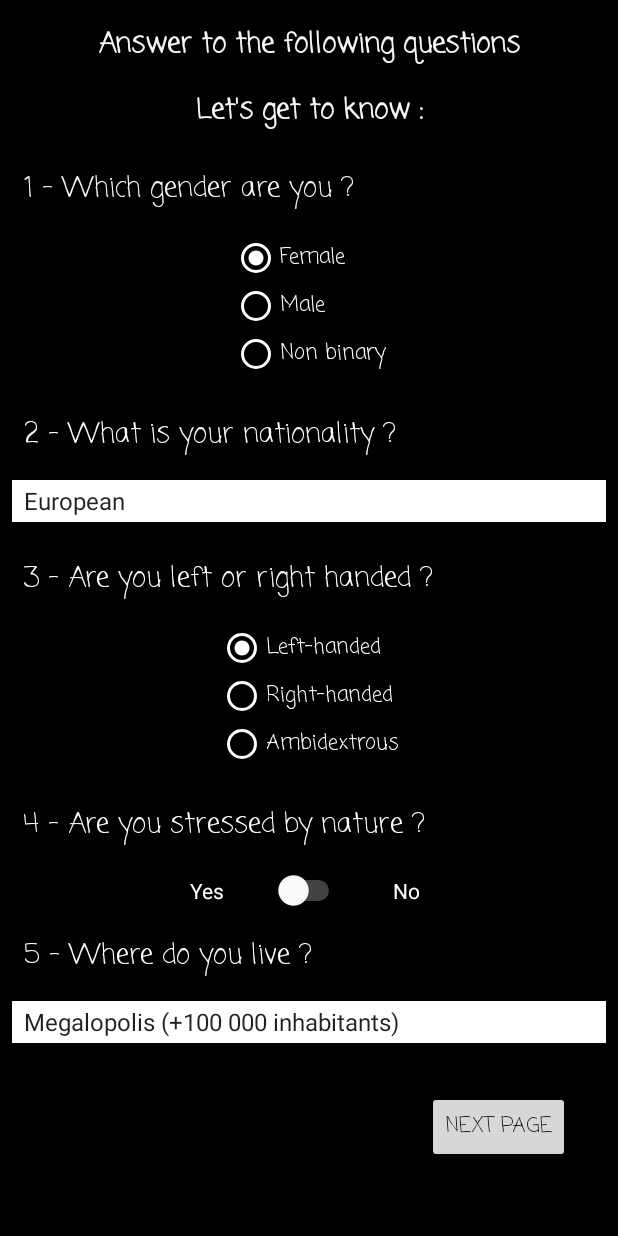
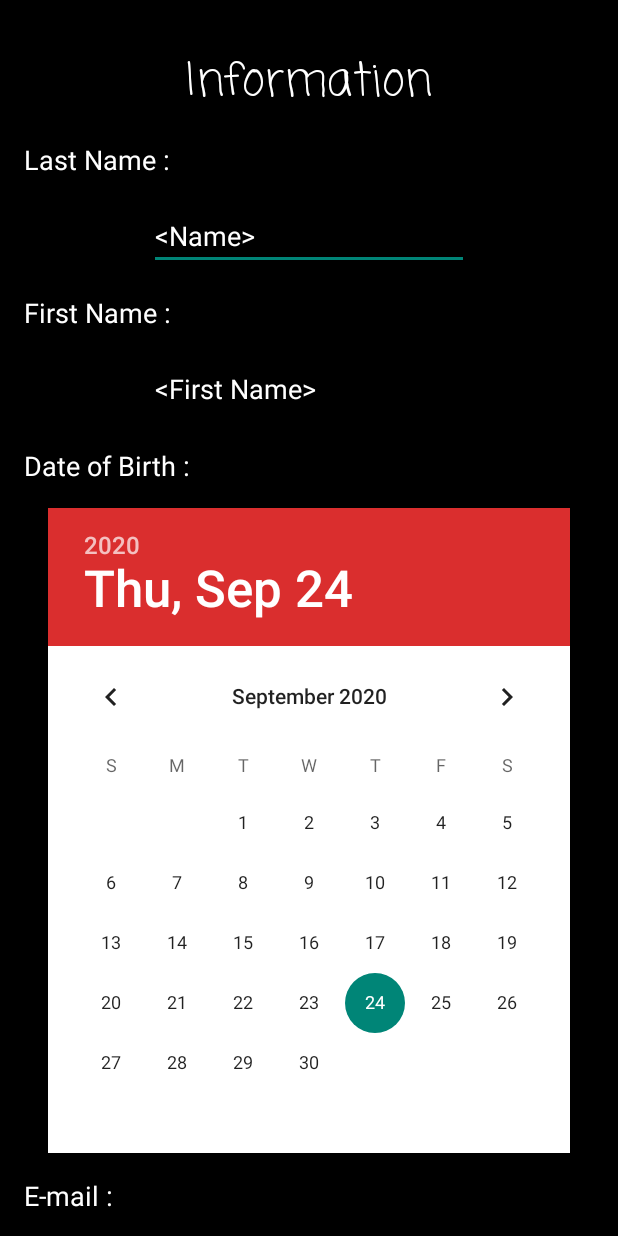
Before and after one commit to simonpayraudeau/FilRouge, an Android app: the screen it shows after launch (AboutYou before the commit, Renseignement after it), after a tap on "START", on a phone screen of 412 x 824 dp. Run offline under Robolectric (Android 15) with nearby library versions, the phone set to English and light mode, and no system bars.

Commit message:
page information

```diff
--- a/app/src/main/java/up/gphy/filrouge/MainActivity.java
+++ b/app/src/main/java/up/gphy/filrouge/MainActivity.java
@@ -24,7 +24,7 @@ public class MainActivity extends AppCompatActivity {
 
     public void doConnect(View view) {
         Log.d(TAG,"do connect");
-        Intent intent = new Intent(this, AboutYou.class);
+        Intent intent = new Intent(this, Renseignement.class);
         startActivity(intent);
     }
 }
--- /dev/null
+++ b/app/src/main/java/up/gphy/filrouge/Renseignement.java
@@ -0,0 +1,52 @@
+package up.gphy.filrouge;
+
+import android.content.Intent;
+import android.os.Bundle;
+import android.util.Log;
+import android.view.View;
+import android.widget.Button;
+import android.widget.DatePicker;
+import android.widget.EditText;
+import android.widget.TextView;
+
+import androidx.appcompat.app.AppCompatActivity;
+
+public class Renseignement extends AppCompatActivity {
+
+    public static String TAG = "Renseignement"; // Identifiant pour les messages de log
+
+    private TextView txtNom;
+    private TextView txtPrenom;
+    private TextView txtNaissance;
+    private TextView txtMail;
+    private TextView txtTitre;
+    private EditText edtNom;
+    private EditText edtPrenom;
+    private EditText edtMail;
+    private DatePicker dpDate;
+    private Button btnStart;
+
+    @Override
+    protected void onCreate(Bundle savedInstanceState) {
+        super.onCreate(savedInstanceState);
+        setContentView(R.layout.activity_renseignement);
+
+        txtNom = findViewById(R.id.txtNom);
+        txtPrenom = findViewById(R.id.txtPrenom);
+        txtNaissance = findViewById(R.id.txtNaissance);
+        txtMail = findViewById(R.id.txtMail);
+        txtTitre = findViewById(R.id.txtTitre);
+        edtNom = findViewById(R.id.edtNom);
+        edtPrenom = findViewById(R.id.edtPrenom);
+        edtMail = findViewById(R.id.edtMail);
+        dpDate = findViewById(R.id.dpDate);
+        btnStart = findViewById(R.id.btnStart);
+
+    }
+
+    public void start(View view) {
+        Log.d(TAG,"start");
+        Intent intent = new Intent(this, AboutYou.class);
+        startActivity(intent);
+    }
+}
--- a/app/src/main/java/up/gphy/filrouge/Result.java
+++ b/app/src/main/java/up/gphy/filrouge/Result.java
@@ -1,12 +1,24 @@
 package up.gphy.filrouge;
 
+import android.Manifest;
+import android.app.Activity;
 import android.content.Intent;
+import android.content.pm.PackageManager;
 import android.os.Bundle;
+import android.os.Environment;
 import android.util.Log;
+import android.view.View;
 import android.widget.RatingBar;
 import android.widget.TextView;
 
 import androidx.appcompat.app.AppCompatActivity;
+import androidx.core.app.ActivityCompat;
+
+import java.io.File;
+import java.io.FileNotFoundException;
+import java.io.FileOutputStream;
+import java.io.IOException;
+import java.io.PrintStream;
 
 public class Result extends AppCompatActivity {
 
@@ -15,6 +27,7 @@ public class Result extends AppCompatActivity {
     private TextView txtage;
     private TextView txtphrase;
     private RatingBar rtbar;
+    private Float value;
 
     public static String TAG = "Resultat";// Identifiant pour les messages de log
     private Integer age;
@@ -38,6 +51,7 @@ public class Result extends AppCompatActivity {
             resultat(null);
         }
 
+        verifyStoragePermissions(this);
     }
 
     public void resultat(android.view.View v) {
@@ -61,4 +75,56 @@ public class Result extends AppCompatActivity {
             txtphrase.setText("Tu dois descendre de la tortue toi");
         }
     }
+
+    // Listes des permissions
+    private static final int REQUEST_EXTERNAL_STORAGE = 1;
+    private static String[] PERMISSIONS_STORAGE = {
+            Manifest.permission.READ_EXTERNAL_STORAGE,
+            Manifest.permission.WRITE_EXTERNAL_STORAGE
+    };
+
+    public static void verifyStoragePermissions(Activity activity) {
+        // Vérifie si nous avons les droits d'écriture
+        int permission = ActivityCompat.checkSelfPermission(activity, Manifest.permission.WRITE_EXTERNAL_STORAGE);
+
+        if (permission != PackageManager.PERMISSION_GRANTED) {
+            // Aïe, il faut les demander à l'utilisateur
+            ActivityCompat.requestPermissions(
+                    activity,
+                    PERMISSIONS_STORAGE,
+                    REQUEST_EXTERNAL_STORAGE
+            );
+        }
+    }
+
+    public void write_historic_in_file() {
+        File folder = Environment.getExternalStoragePublicDirectory(Environment.DIRECTORY_DOWNLOADS);
+        File fileout = new File(folder, "RatingFilRouge.txt");
+        try (FileOutputStream fos = new FileOutputStream(fileout)) {
+            PrintStream ps = new PrintStream(fos);
+            ps.println("Évaluation of the application");
+            ps.println(value);
+
+            // TODO: YOU MUST COMPLETE ICI
+
+            ps.close();
+        } catch (FileNotFoundException e) {
+            Log.e(TAG, "File not found", e);
+            e.printStackTrace();
+        } catch (IOException e) {
+            e.printStackTrace();
+            Log.e(TAG, "Error I/O", e);
+        }
+
+    }
+
+    public void getRating (View view){
+        value = rtbar.getRating();
+        write_historic_in_file();
+    }
+
+    public void exitApplication(View view){
+        getRating(view);
+        System.exit(0);
+    }
 }
--- /dev/null
+++ b/app/src/main/res/layout/activity_renseignement.xml
@@ -0,0 +1,182 @@
+<?xml version="1.0" encoding="utf-8"?>
+<androidx.constraintlayout.widget.ConstraintLayout xmlns:android="http://schemas.android.com/apk/res/android"
+    xmlns:app="http://schemas.android.com/apk/res-auto"
+    xmlns:tools="http://schemas.android.com/tools"
+    android:layout_width="match_parent"
+    android:layout_height="match_parent"
+    android:background="#000000"
+    tools:context=".Renseignement">
+
+    <ScrollView
+        android:layout_width="match_parent"
+        android:layout_height="match_parent">
+
+        <androidx.constraintlayout.widget.ConstraintLayout
+            android:layout_width="match_parent"
+            android:layout_height="wrap_content"
+            android:orientation="vertical"
+            android:id="@+id/linearLayout3">
+
+            <DatePicker
+                android:id="@+id/dpDate"
+                android:layout_width="wrap_content"
+                android:layout_height="wrap_content"
+                android:layout_marginTop="16dp"
+                android:background="#EC8989"
+                android:backgroundTint="#FFFFFF"
+                android:calendarTextColor="#000000"
+                android:datePickerMode="calendar"
+                android:dayOfWeekBackground="#E62121"
+                android:headerBackground="#DA2E2E"
+                android:yearListSelectorColor="#FD0808"
+                app:layout_constraintEnd_toEndOf="parent"
+                app:layout_constraintStart_toStartOf="parent"
+                app:layout_constraintTop_toBottomOf="@+id/txtNaissance"
+                tools:layout_conversion_absoluteHeight="405dp"
+                tools:layout_conversion_absoluteWidth="245dp" />
+
+            <TextView
+                android:id="@+id/txtPrenom"
+                android:layout_width="wrap_content"
+                android:layout_height="wrap_content"
+                android:layout_marginStart="16dp"
+                android:layout_marginTop="16dp"
+                android:text="@string/first_name"
+                android:textColor="#FFFFFF"
+                android:textSize="18sp"
+                app:layout_constraintEnd_toEndOf="parent"
+                app:layout_constraintHorizontal_bias="0.0"
+                app:layout_constraintStart_toStartOf="parent"
+                app:layout_constraintTop_toBottomOf="@+id/edtNom"
+                tools:layout_conversion_absoluteHeight="24dp"
+                tools:layout_conversion_absoluteWidth="96dp" />
+
+            <TextView
+                android:id="@+id/txtNaissance"
+                android:layout_width="wrap_content"
+                android:layout_height="wrap_content"
+                android:layout_marginStart="16dp"
+                android:layout_marginTop="16dp"
+                android:text="@string/date_of_birth"
+                android:textColor="#FFFFFF"
+                android:textSize="18sp"
+                app:layout_constraintEnd_toEndOf="parent"
+                app:layout_constraintHorizontal_bias="0.0"
+                app:layout_constraintStart_toStartOf="parent"
+                app:layout_constraintTop_toBottomOf="@+id/edtPrenom"
+                tools:layout_conversion_absoluteHeight="24dp"
+                tools:layout_conversion_absoluteWidth="109dp" />
+
+            <TextView
+                android:id="@+id/txtMail"
+                android:layout_width="wrap_content"
+                android:layout_height="wrap_content"
+                android:layout_marginStart="16dp"
+                android:layout_marginTop="16dp"
+                android:text="@string/e_mail"
+                android:textColor="#FFFFFF"
+                android:textColorHighlight="#EAD3D3"
+                android:textSize="18sp"
+                app:layout_constraintEnd_toEndOf="parent"
+                app:layout_constraintHorizontal_bias="0.0"
+                app:layout_constraintStart_toStartOf="parent"
+                app:layout_constraintTop_toBottomOf="@+id/dpDate"
+                tools:layout_conversion_absoluteHeight="24dp"
+                tools:layout_conversion_absoluteWidth="58dp" />
+
+            <TextView
+                android:id="@+id/txtTitre"
+                android:layout_width="wrap_content"
+                android:layout_height="wrap_content"
+                android:layout_marginTop="32dp"
+                android:fontFamily="casual"
+                android:text="@string/information"
+                android:textColor="#FFFFFF"
+                android:textSize="30sp"
+                app:layout_constraintEnd_toEndOf="parent"
+                app:layout_constraintStart_toStartOf="parent"
+                app:layout_constraintTop_toTopOf="parent"
+                tools:layout_conversion_absoluteHeight="46dp"
+                tools:layout_conversion_absoluteWidth="164dp" />
+
+            <EditText
+                android:id="@+id/edtMail"
+                android:layout_width="wrap_content"
+                android:layout_height="wrap_content"
+                android:ems="10"
+                android:inputType="textPersonName"
+                android:text="@string/j_k_com"
+                android:textColor="#FFFFFF"
+                android:textColorHighlight="#EAD3D3"
+                app:layout_constraintEnd_toEndOf="parent"
+                app:layout_constraintStart_toStartOf="parent"
+                app:layout_constraintTop_toBottomOf="@+id/txtMail"
+                tools:layout_conversion_absoluteHeight="45dp"
+                tools:layout_conversion_absoluteWidth="210dp" />
+
+            <EditText
+                android:id="@+id/edtNom"
+                android:layout_width="wrap_content"
+                android:layout_height="wrap_content"
+                android:layout_marginTop="16dp"
+                android:ems="10"
+                android:inputType="textPersonName"
+                android:text="@string/name"
+                android:textColor="#FFFFFF"
+                android:textColorHighlight="#EAD3D3"
+                app:layout_constraintEnd_toEndOf="parent"
+                app:layout_constraintStart_toStartOf="parent"
+                app:layout_constraintTop_toBottomOf="@+id/txtNom"
+                tools:layout_conversion_absoluteHeight="45dp"
+                tools:layout_conversion_absoluteWidth="210dp" />
+
+            <TextView
+                android:id="@+id/txtNom"
+                android:layout_width="wrap_content"
+                android:layout_height="wrap_content"
+                android:layout_marginStart="16dp"
+                android:layout_marginTop="16dp"
+                android:text="@string/last_name"
+                android:textColor="#FFFFFF"
+                android:textSize="18sp"
+                app:layout_constraintEnd_toEndOf="parent"
+                app:layout_constraintHorizontal_bias="0.0"
+                app:layout_constraintStart_toStartOf="parent"
+                app:layout_constraintTop_toBottomOf="@+id/txtTitre"
+                tools:layout_conversion_absoluteHeight="24dp"
+                tools:layout_conversion_absoluteWidth="96dp" />
+
+            <EditText
+                android:id="@+id/edtPrenom"
+                android:layout_width="wrap_content"
+                android:layout_height="wrap_content"
+                android:layout_marginTop="16dp"
+                android:ems="10"
+                android:inputType="textPersonName"
+                android:text="@string/first_nameEdt"
+                android:textColor="#FFFFFF"
+                android:textColorHighlight="#EAD3D3"
+                app:layout_constraintEnd_toEndOf="parent"
+                app:layout_constraintStart_toStartOf="parent"
+                app:layout_constraintTop_toBottomOf="@+id/txtPrenom"
+                tools:layout_conversion_absoluteHeight="45dp"
+                tools:layout_conversion_absoluteWidth="210dp" />
+
+            <Button
+                android:id="@+id/btnStart"
+                android:layout_width="wrap_content"
+                android:layout_height="wrap_content"
+                android:layout_marginTop="16dp"
+                android:layout_marginEnd="32dp"
+                android:onClick="start"
+                android:text="@string/start"
+                app:layout_constraintEnd_toEndOf="parent"
+                app:layout_constraintHorizontal_bias="1.0"
+                app:layout_constraintStart_toStartOf="parent"
+                app:layout_constraintTop_toBottomOf="@+id/edtMail"
+                tools:layout_conversion_absoluteHeight="48dp"
+                tools:layout_conversion_absoluteWidth="88dp" />
+        </androidx.constraintlayout.widget.ConstraintLayout>
+    </ScrollView>
+
+</androidx.constraintlayout.widget.ConstraintLayout>
--- a/app/src/main/res/layout/activity_result.xml
+++ b/app/src/main/res/layout/activity_result.xml
@@ -84,6 +84,7 @@
         android:layout_width="wrap_content"
         android:layout_height="wrap_content"
         android:fontFamily="casual"
+        android:onClick="getRating"
         android:text="@string/exit"
         app:layout_constraintBottom_toBottomOf="parent"
         app:layout_constraintEnd_toEndOf="parent"
--- a/app/src/main/res/values/strings.xml
+++ b/app/src/main/res/values/strings.xml
@@ -53,4 +53,13 @@
     <string name="_5_where_do_you_live">5 - Where do you live ?</string>
     <string name="life_expectancy_simulator">Life expectancy simulator</string>
     <string name="_10_do_you_practice_coitus">10 - Do you practice coitus?</string>
+    <string name="e_mail" translatable="false">E-mail :</string>
+    <string name="name" translatable="false"><![CDATA[<Name>]]></string>
+    <string name="last_name">Last Name :</string>
+    <string name="first_name">First Name :</string>
+    <string name="date_of_birth">Date of Birth :</string>
+    <string name="_01_01_2020" translatable="false">01/01/2020</string>
+    <string name="first_nameEdt" translatable="false"><![CDATA[<First Name>]]></string>
+    <string name="information" translatable="false">Information</string>
+    <string name="j_k_com" translatable="false"><![CDATA[<j@k.com>]]></string>
 </resources>
```
Also changed, not shown: app/src/main/AndroidManifest.xml (+7 -2 lines), 1 other file.
